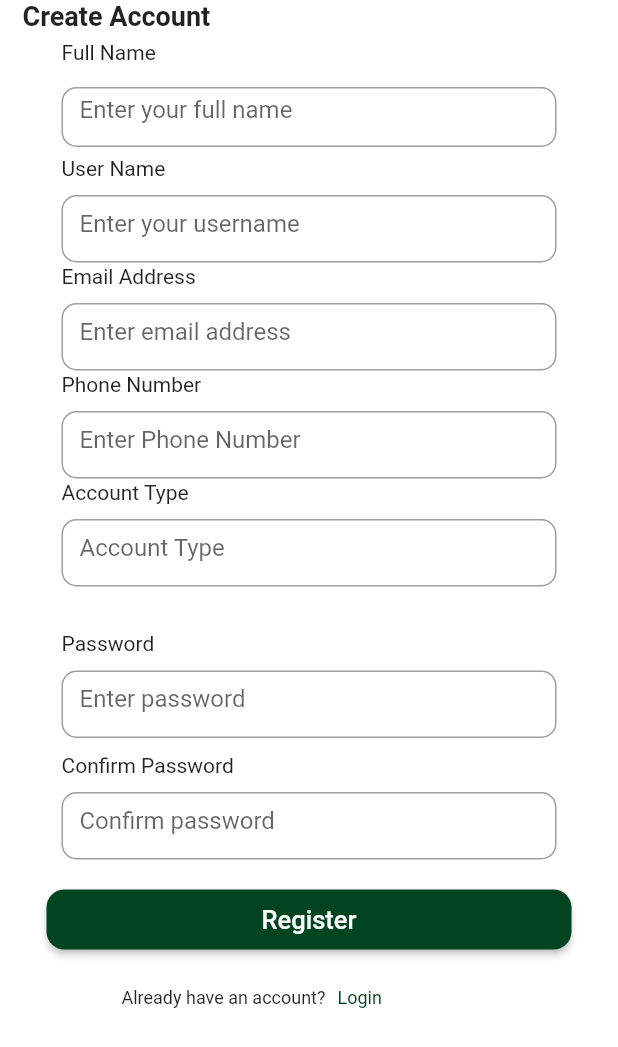
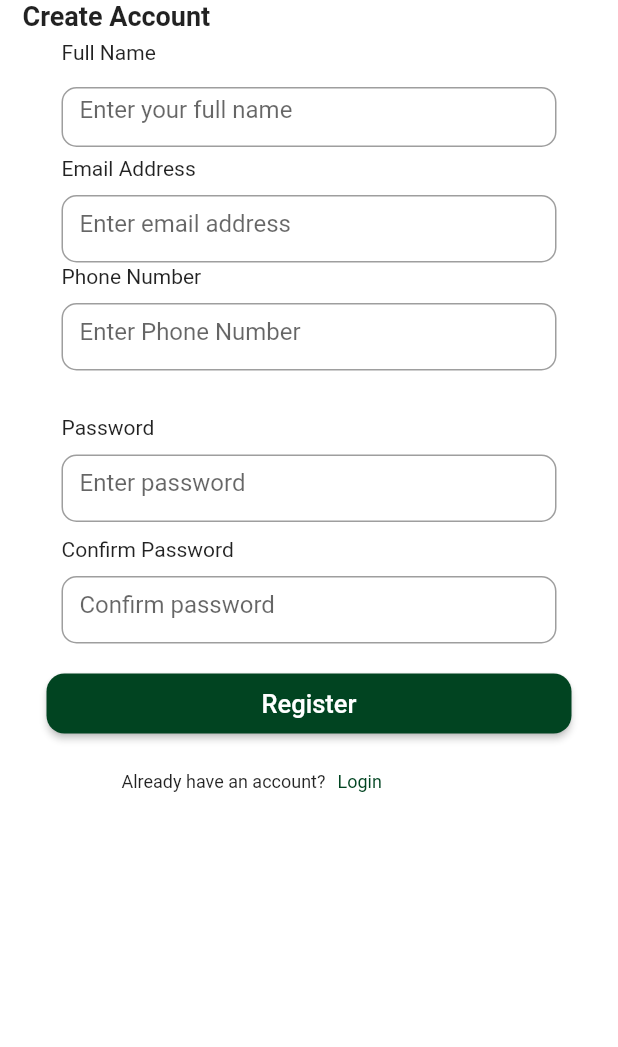
Before and after one commit to Lukong123/agroconnect, a Flutter app: the screen it shows after launch, on a phone screen of 412 x 824 dp. Shown: the top 1047 px of the screen. Run offline on Flutter 3.47's test engine with Material 2 defaults, Android fonts, the light colour scheme and no system bars.

Commit message:
removed unnecessary fields

```diff
--- a/lib/screens/AuthScreens/register.dart
+++ b/lib/screens/AuthScreens/register.dart
@@ -71,24 +71,7 @@ class _RegisterState extends State<Register> {
                           ),
                         ),
 
-                        Container(
-                          padding: const EdgeInsets.fromLTRB(10, 1, 10, 0),
-                          child: const Text('User Name'),
-                        ),
-                        SizedBox(
-                          height: 55,
-                          child: Container(
-                            padding: const EdgeInsets.fromLTRB(10, 10, 10, 0),
-                            child: TextField(
-                              obscureText: false,
-                              controller: passwordController,
-                              decoration:  InputDecoration(
-                                border: OutlineInputBorder(borderRadius: BorderRadius.circular(10)),
-                                hintText: 'Enter your username',
-                              ),
-                            ),
-                          ),
-                        ),
+
                         Container(
                           padding: const EdgeInsets.fromLTRB(10, 1, 10, 0),
                           child: const Text('Email Address'),
@@ -122,24 +105,6 @@ class _RegisterState extends State<Register> {
                               decoration:  InputDecoration(
                                 border: OutlineInputBorder(borderRadius: BorderRadius.circular(10)),
                                 hintText: 'Enter Phone Number',
-                              ),
-                            ),
-                          ),
-                        ),
-                        Container(
-                          padding: const EdgeInsets.fromLTRB(10, 1, 10, 0),
-                          child: const Text('Account Type'),
-                        ),
-                        SizedBox(
-                          height: 55,
-                          child: Container(
-                            padding: const EdgeInsets.fromLTRB(10, 10, 10, 0),
-                            child: TextField(
-                              obscureText: false,
-                              controller: passwordController,
-                              decoration:  InputDecoration(
-                                border: OutlineInputBorder(borderRadius: BorderRadius.circular(10)),
-                                hintText: 'Account Type',
                               ),
                             ),
                           ),
```
Also changed, not shown: pubspec.lock.
